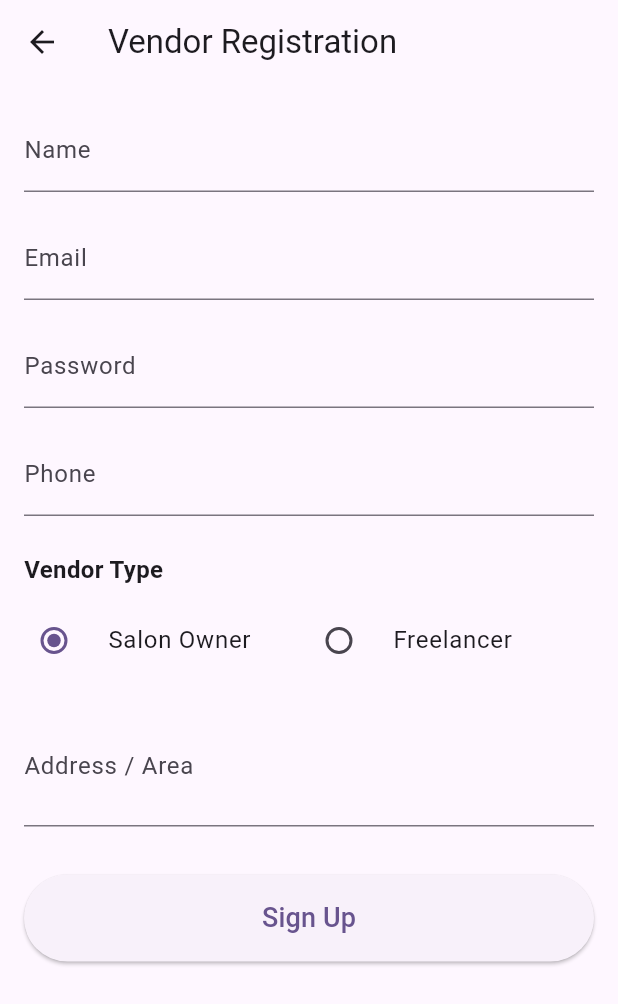
After one commit to n0t-adm1n/parlor_vendor_app, a Flutter app: the screen it shows after launch, after a tap on "Sign Up", on a phone screen of 412 x 824 dp. The commit adds this screen. Shown: the top 1004 px of the screen. Run offline on Flutter 3.47's test engine with Material 3 defaults, Android fonts, the phone set to English and light mode, and no system bars; our stand-ins replace cloud_firestore, firebase_auth, firebase_core, firebase_messaging; accounts and stored records are empty.

Commit message:
feat: implement vendor registration flow and add sign-up navigation to login screen

```diff
--- a/lib/screens/auth/login_screen.dart
+++ b/lib/screens/auth/login_screen.dart
@@ -1,5 +1,6 @@
 import 'package:flutter/material.dart';
 import 'package:firebase_auth/firebase_auth.dart';
+import 'package:parlor_vendor_app/screens/auth/vendor_registration_screen.dart';
 
 class LoginScreen extends StatefulWidget {
   const LoginScreen({super.key});
@@ -156,6 +157,27 @@ class _LoginScreenState extends State<LoginScreen> {
                         ),
                 ),
               ),
+              const SizedBox(height: 16),
+              Row(
+                mainAxisAlignment: MainAxisAlignment.center,
+                children: [
+                  Text(
+                    "Don't have an account?",
+                    style: TextStyle(color: Colors.grey.shade700),
+                  ),
+                  TextButton(
+                    onPressed: () {
+                      Navigator.push(
+                        context,
+                        MaterialPageRoute(
+                          builder: (context) => const VendorRegistrationScreen(),
+                        ),
+                      );
+                    },
+                    child: const Text('Sign Up'),
+                  ),
+                ],
+              ),
             ],
           ),
         ),
--- /dev/null
+++ b/lib/screens/auth/vendor_registration_screen.dart
@@ -0,0 +1,232 @@
+import 'package:flutter/material.dart';
+import 'package:firebase_auth/firebase_auth.dart';
+import 'package:cloud_firestore/cloud_firestore.dart';
+import 'package:parlor_vendor_app/screens/dashboard/vendor_dashboard_screen.dart';
+
+class VendorRegistrationScreen extends StatefulWidget {
+  const VendorRegistrationScreen({super.key});
+
+  @override
+  State<VendorRegistrationScreen> createState() => _VendorRegistrationScreenState();
+}
+
+class _VendorRegistrationScreenState extends State<VendorRegistrationScreen> {
+  final _formKey = GlobalKey<FormState>();
+
+  final TextEditingController _nameController = TextEditingController();
+  final TextEditingController _emailController = TextEditingController();
+  final TextEditingController _passwordController = TextEditingController();
+  final TextEditingController _phoneController = TextEditingController();
+  final TextEditingController _addressController = TextEditingController();
+
+  String vendorType = 'parlor';
+  bool _isLoading = false;
+
+  @override
+  void dispose() {
+    _nameController.dispose();
+    _emailController.dispose();
+    _passwordController.dispose();
+    _phoneController.dispose();
+    _addressController.dispose();
+    super.dispose();
+  }
+
+  Future<void> _signUp() async {
+    if (_formKey.currentState!.validate()) {
+      setState(() {
+        _isLoading = true;
+      });
+
+      try {
+        UserCredential userCredential = await FirebaseAuth.instance.createUserWithEmailAndPassword(
+          email: _emailController.text.trim(),
+          password: _passwordController.text.trim(),
+        );
+
+        String uid = userCredential.user!.uid;
+
+        await FirebaseFirestore.instance.collection('branches').doc(uid).set({
+          'branchId': uid,
+          'name': _nameController.text.trim(),
+          'email': _emailController.text.trim(),
+          'phone': _phoneController.text.trim(),
+          'address': _addressController.text.trim(),
+          'vendorType': vendorType,
+          'isActive': true,
+          'businessId': uid,
+          'city': 'Kanpur',
+          'geohash': '',
+          'location': const GeoPoint(26.4499, 80.3319),
+          'rating': 0.0,
+          'reviewCount': 0,
+          'timezone': 'Asia/Kolkata',
+          'updatedAt': FieldValue.serverTimestamp(),
+          'workingHours': {
+            'Monday': '09:00 AM - 08:00 PM',
+            'Tuesday': '09:00 AM - 08:00 PM',
+            'Wednesday': '09:00 AM - 08:00 PM',
+            'Thursday': '09:00 AM - 08:00 PM',
+            'Friday': '09:00 AM - 08:00 PM',
+            'Saturday': '10:00 AM - 09:00 PM',
+            'Sunday': '10:00 AM - 09:00 PM',
+          },
+        });
+
+        if (mounted) {
+          Navigator.pushReplacement(
+            context,
+            MaterialPageRoute(
+              builder: (context) => VendorDashboardScreen(branchId: uid),
+            ),
+          );
+        }
+      } on FirebaseAuthException catch (e) {
+        if (mounted) {
+          ScaffoldMessenger.of(context).showSnackBar(
+            SnackBar(content: Text(e.message ?? 'Registration failed')),
+          );
+        }
+      } catch (e) {
+        if (mounted) {
+          ScaffoldMessenger.of(context).showSnackBar(
+            SnackBar(content: Text('An error occurred: $e')),
+          );
+        }
+      } finally {
+        if (mounted) {
+          setState(() {
+            _isLoading = false;
+          });
+        }
+      }
+    }
+  }
+
+  @override
+  Widget build(BuildContext context) {
+    return Scaffold(
+      appBar: AppBar(
+        title: const Text('Vendor Registration'),
+      ),
+      body: SafeArea(
+        child: SingleChildScrollView(
+          padding: const EdgeInsets.all(16.0),
+          child: Form(
+            key: _formKey,
+            child: Column(
+              crossAxisAlignment: CrossAxisAlignment.stretch,
+              children: [
+                TextFormField(
+                  controller: _nameController,
+                  decoration: const InputDecoration(
+                    labelText: 'Name',
+                    hintText: 'Enter your name or business name',
+                  ),
+                  validator: (value) => value == null || value.isEmpty ? 'Required' : null,
+                ),
+                const SizedBox(height: 16),
+                TextFormField(
+                  controller: _emailController,
+                  decoration: const InputDecoration(
+                    labelText: 'Email',
+                    hintText: 'Enter email address',
+                  ),
+                  keyboardType: TextInputType.emailAddress,
+                  validator: (value) => value == null || value.isEmpty ? 'Required' : null,
+                ),
+                const SizedBox(height: 16),
+                TextFormField(
+                  controller: _passwordController,
+                  decoration: const InputDecoration(
+                    labelText: 'Password',
+                    hintText: 'Enter password',
+                  ),
+                  obscureText: true,
+                  validator: (value) => value == null || value.isEmpty ? 'Required' : null,
+                ),
+                const SizedBox(height: 16),
+                TextFormField(
+                  controller: _phoneController,
+                  decoration: const InputDecoration(
+                    labelText: 'Phone',
+                    hintText: 'Enter phone number',
+                  ),
+                  keyboardType: TextInputType.phone,
+                  validator: (value) => value == null || value.isEmpty ? 'Required' : null,
+                ),
+                const SizedBox(height: 16),
+
+                const Padding(
+                  padding: EdgeInsets.symmetric(vertical: 8.0),
+                  child: Text(
+                    'Vendor Type',
+                    style: TextStyle(fontWeight: FontWeight.bold, fontSize: 16),
+                  ),
+                ),
+                Row(
+                  children: [
+                    Expanded(
+                      child: RadioListTile<String>(
+                        title: const Text('Salon Owner'),
+                        value: 'parlor',
+                        groupValue: vendorType,
+                        onChanged: (value) {
+                          if (value != null) {
+                            setState(() {
+                              vendorType = value;
+                            });
+                          }
+                        },
+                        contentPadding: EdgeInsets.zero,
+                      ),
+                    ),
+                    Expanded(
+                      child: RadioListTile<String>(
+                        title: const Text('Freelancer'),
+                        value: 'freelancer',
+                        groupValue: vendorType,
+                        onChanged: (value) {
+                          if (value != null) {
+                            setState(() {
+                              vendorType = value;
+                            });
+                          }
+                        },
+                        contentPadding: EdgeInsets.zero,
+                      ),
+                    ),
+                  ],
+                ),
+                const SizedBox(height: 16),
+
+                TextFormField(
+                  controller: _addressController,
+                  decoration: InputDecoration(
+                    labelText: 'Address / Area',
+                    hintText: vendorType == 'parlor'
+                        ? 'Salon Physical Address'
+                        : 'Base City / Operating Area',
+                  ),
+                  validator: (value) => value == null || value.isEmpty ? 'Required' : null,
+                  maxLines: 2,
+                ),
+                const SizedBox(height: 32),
+
+                _isLoading
+                    ? const Center(child: CircularProgressIndicator())
+                    : ElevatedButton(
+                        onPressed: _signUp,
+                        style: ElevatedButton.styleFrom(
+                          padding: const EdgeInsets.symmetric(vertical: 16),
+                        ),
+                        child: const Text('Sign Up', style: TextStyle(fontSize: 18)),
+                      ),
+              ],
+            ),
+          ),
+        ),
+      ),
+    );
+  }
+}
```
Also changed, not shown: lib/screens/auth/auth_wrapper.dart (+14 -4 lines).
